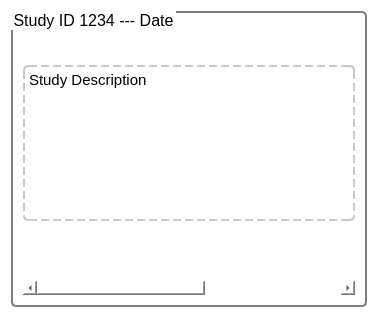
The window that Libs/DICOM/Widgets/Resources/UI/ctkDICOMStudyItemWidget.ui (Punzo/CTK) describes before a commit, drawn with Qt 5.
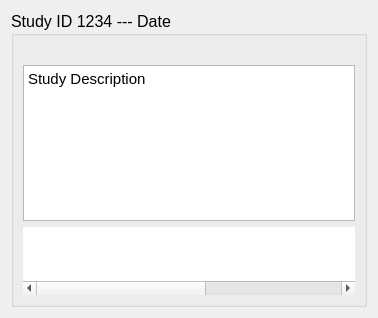
The same window after the commit. Custom widgets are drawn as their Qt base class.

The edit to the form file:
```diff
--- a/Libs/DICOM/Widgets/Resources/UI/ctkDICOMStudyItemWidget.ui
+++ b/Libs/DICOM/Widgets/Resources/UI/ctkDICOMStudyItemWidget.ui
@@ -14,7 +14,7 @@
    <string>Study Item</string>
   </property>
   <property name="styleSheet">
-   <string notr="true">background-color: rgb(255, 255, 255);</string>
+   <string notr="true"/>
   </property>
   <layout class="QVBoxLayout" name="verticalLayout">
    <item>
@@ -37,14 +37,7 @@
       </font>
      </property>
      <property name="styleSheet">
-      <string notr="true">QGroupBox {
-border: 2px solid rgb(127,127,127);
-border-radius: 5px;
-}
-QGroupBox::title {
-subcontrol-origin: margin;
-subcontrol-position: top left;
-}</string>
+      <string notr="true"/>
      </property>
      <property name="title">
       <string>Study ID 1234 --- Date</string>
@@ -72,10 +65,7 @@
       <item>
        <widget class="ctkFittedTextBrowser" name="StudyDescriptionTextBrowser">
         <property name="styleSheet">
-         <string notr="true">QTextEdit{
-border: 2px dashed rgb(200,200,200);
-border-radius: 5px;
-}</string>
+         <string notr="true"/>
         </property>
         <property name="html">
          <string>&lt;!DOCTYPE HTML PUBLIC &quot;-//W3C//DTD HTML 4.0//EN&quot; &quot;http://www.w3.org/TR/REC-html40/strict.dtd&quot;&gt;
@@ -95,40 +85,7 @@
          </sizepolicy>
         </property>
         <property name="styleSheet">
-         <string notr="true">QTableWidget::item{ 
-selection-background-color: rgb(0,100,100);
-}
-
-QScrollBar:horizontal {             
-        border: none;
-        height: 10px;
-        margin: 0px 0px 0px 0px;
-        background-color: white; 
-    }
-QScrollBar::handle:horizontal {
-        min-width: 30px;
-        margin: 0px 4px 0px 4px;
-        height: 10px;
-        border-width: 1px;
-        border-radius: 5px;
-        background-color: rgb(200, 200, 200);
-    }
-QScrollBar::handle:horizontal:hover {
-        background-color: rgb(150, 150, 150);
-    }
-QScrollBar::handle:horizontal:pressed {
-        background-color: rgb(0, 100, 100);
-    }
-QScrollBar::add-line:horizontal {
-        width: 0px;
-        subcontrol-position: right;
-        subcontrol-origin: margin;
-    }
-QScrollBar::sub-line:horizontal {
-        width: 0 px;
-        subcontrol-position: left;
-        subcontrol-origin: margin;
-    }</string>
+         <string notr="true"/>
         </property>
         <property name="frameShape">
          <enum>QFrame::NoFrame</enum>
```
